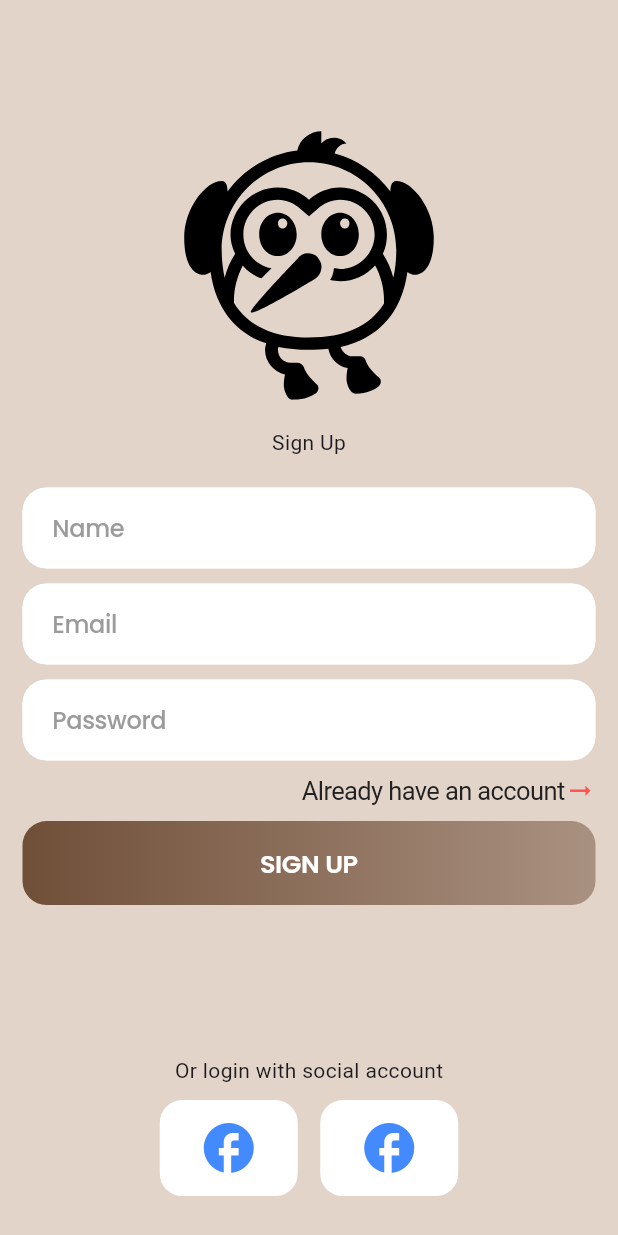
After one commit to RashadZA/clothing_stor_e_connerce_app, a Flutter app: the SignUpScreen screen opened by its route, on a phone screen of 412 x 824 dp. The commit adds this screen. Run offline on Flutter 3.47's test engine with Material 3 defaults, Android fonts, the phone set to English and light mode, and no system bars; our stand-ins replace cached_network_image, dropdown_search, get, shared_preferences, shimmer; accounts and stored records are empty.

```diff
--- a/lib/core/routes/app_pages.dart
+++ b/lib/core/routes/app_pages.dart
@@ -1,6 +1,10 @@
 import 'package:clothing_stor_e_connerce_app/core/API/service/api_repositories.dart';
+import 'package:clothing_stor_e_connerce_app/modules/startUp/auth/controller/forgot_password_screen_controller.dart';
 import 'package:clothing_stor_e_connerce_app/modules/startUp/auth/controller/sign_in_screen_controller.dart';
+import 'package:clothing_stor_e_connerce_app/modules/startUp/auth/controller/sign_up_screen_controller.dart';
+import 'package:clothing_stor_e_connerce_app/modules/startUp/auth/view/forgot_password.dart';
 import 'package:clothing_stor_e_connerce_app/modules/startUp/auth/view/sign_in_screen.dart';
+import 'package:clothing_stor_e_connerce_app/modules/startUp/auth/view/signup_screen.dart';
 import 'package:clothing_stor_e_connerce_app/modules/startUp/onboarding/view/screen/on_boarding_screen.dart';
 import 'package:clothing_stor_e_connerce_app/modules/startUp/onboarding/controller/on_boarding_screen_controller.dart';
 import 'package:clothing_stor_e_connerce_app/modules/startUp/splash/splash_screen.dart';
@@ -47,20 +51,20 @@
             () => Get.lazyPut<SignInScreenController>(() => SignInScreenController()),
       ),
     ),
-    // GetPage(
-    //   name: Routes.forgotScreen,
-    //   page: () => const ForgotPasswordScreen(),
-    //   binding: BindingsBuilder(
-    //         () => Get.lazyPut<ForgotPasswordScreenController>(() => ForgotPasswordScreenController()),
-    //   ),
-    // ),
-    // GetPage(
-    //   name: Routes.signUpScreen,
-    //   page: () => const SignUpScreen(),
-    //   binding: BindingsBuilder(
-    //         () => Get.lazyPut<SignUpScreenController>(() => SignUpScreenController()),
-    //   ),
-    // ),
+    GetPage(
+      name: Routes.forgotScreen,
+      page: () => const ForgotPasswordScreen(),
+      binding: BindingsBuilder(
+            () => Get.lazyPut<ForgotPasswordScreenController>(() => ForgotPasswordScreenController()),
+      ),
+    ),
+    GetPage(
+      name: Routes.signUpScreen,
+      page: () => const SignUpScreen(),
+      binding: BindingsBuilder(
+            () => Get.lazyPut<SignUpScreenController>(() => SignUpScreenController()),
+      ),
+    ),
     // GetPage(
     //   name: Routes.mainScreen,
     //   page: () => const MainScreen(),
--- /dev/null
+++ b/lib/modules/startUp/auth/view/signup_screen.dart
@@ -0,0 +1,140 @@
+import 'package:clothing_stor_e_connerce_app/modules/startUp/auth/controller/sign_up_screen_controller.dart';
+import 'package:clothing_stor_e_connerce_app/core/utils/design_utils.dart';
+import 'package:clothing_stor_e_connerce_app/core/components/widgets/buttons/core_button.dart';
+import 'package:clothing_stor_e_connerce_app/core/components/widgets/buttons/core_flat_button.dart';
+import 'package:clothing_stor_e_connerce_app/core/components/widgets/core_text_field.dart';
+import 'package:flutter/material.dart';
+import 'package:get/get.dart';
+
+class SignUpScreen extends GetWidget<SignUpScreenController> {
+  const SignUpScreen({super.key});
+
+  @override
+  Widget build(BuildContext context) {
+    return Scaffold(
+      backgroundColor: scaffoldBackgroundColor,
+      body: OrientationBuilder(
+        builder: (context, orientation) {
+          return SingleChildScrollView(
+            child: Padding(
+              padding: const EdgeInsets.all(defaultPadding),
+              child: Column(
+                crossAxisAlignment: CrossAxisAlignment.center,
+                children: [
+                  const SizedBox(
+                    height: 60,
+                  ),
+                  const Icon(
+                    Icons.flutter_dash,
+                    size: 200,
+                  ),
+                  const SizedBox(
+                    height: 10,
+                  ),
+                  const Text("Sign Up"),
+                  const SizedBox(
+                    height: 20,
+                  ),
+                  CoreTextField(
+                    hintText: "Name",
+                    keyboardType: TextInputType.text,
+                    controller: controller.nameTextEditController,
+                  ),
+                  const SizedBox(
+                    height: 10,
+                  ),
+                  CoreTextField(
+                    hintText: "Email",
+                    keyboardType: TextInputType.text,
+                    controller: controller.emailTextEditController,
+                  ),
+                  const SizedBox(
+                    height: 10,
+                  ),
+                  CoreTextField(
+                    hintText: "Password",
+                    keyboardType: TextInputType.text,
+                    textInputAction: TextInputAction.done,
+                    controller: controller.passwordTextEditController,
+                  ),
+                  const SizedBox(
+                    height: 10,
+                  ),
+                  CoreButton(
+                    onPressed: () => controller.alreadyHaveAnAccountOnPressedMethod(),
+                    child: const Row(
+                      mainAxisAlignment: MainAxisAlignment.end,
+                      children: [
+                        Text(
+                          "Already have an account",
+                          style: TextStyle(color: primaryTextColor),
+                        ),
+                        Icon(
+                          Icons.arrow_right_alt,
+                          color: redAccentColor,
+                        )
+                      ],
+                    ),
+                  ),
+                  const SizedBox(
+                    height: 10,
+                  ),
+                  CoreFlatButton(
+                    onPressed: ()=> controller.signUpOnPressedMethod(),
+                    text: "SIGN UP",
+                    isGradientBg: true,
+                  ),
+                  const SizedBox(
+                    height: 100,
+                  ),
+                  const Text("Or login with social account"),
+                  const SizedBox(
+                    height: 10,
+                  ),
+                  Row(
+                    mainAxisAlignment: MainAxisAlignment.center,
+                    children: [
+                      CoreButton(
+                        onPressed: (){},
+                        child: Container(
+                          height: 64,
+                          width: 92,
+                          decoration: BoxDecoration(
+                              color: whiteColor,
+                              borderRadius: BorderRadius.circular(15)),
+                          child: const Icon(
+                            Icons.facebook,
+                            size: 40,
+                            color: Colors.blueAccent,
+                          ),
+                        ),
+                      ),
+                      const SizedBox(
+                        width: 15,
+                      ),
+                      CoreButton(
+                        onPressed: (){},
+                        child: Container(
+                          height: 64,
+                          width: 92,
+                          decoration: BoxDecoration(
+                              color: whiteColor,
+                              borderRadius: BorderRadius.circular(15)),
+                          child: const Icon(
+                            Icons.facebook,
+                            size: 40,
+                            color: Colors.blueAccent,
+                          ),
+                        ),
+                      ),
+                    ],
+                  ),
+                ],
+              ),
+            ),
+          );
+        },
+      ),
+    );
+  }
+}
```
Also changed, not shown: lib/modules/startUp/auth/controller/forgot_password_screen_controller.dart (added, +26 -0 lines), lib/modules/startUp/auth/controller/sign_up_screen_controller.dart (added, +40 -0 lines), lib/modules/startUp/auth/view/forgot_password.dart (added, +80 -0 lines).
